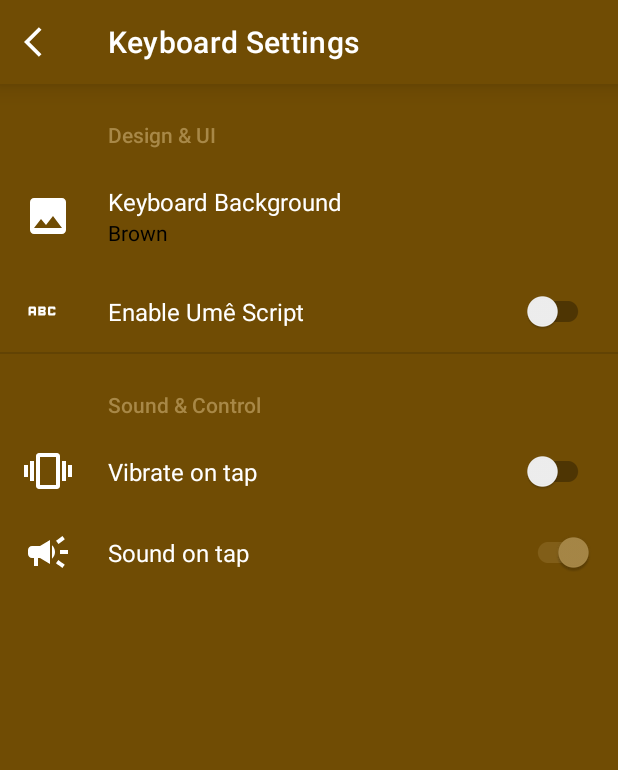
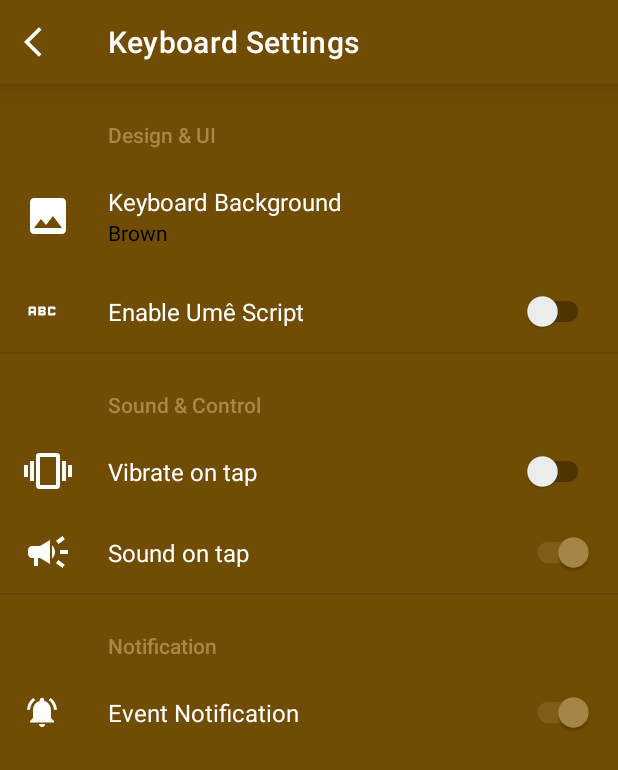
Before and after one commit to CodingWithTashi/Tibetan-Keyboard, an Android app: the SettingsActivity screen opened directly, with no data from a screen before it, on a phone screen of 412 x 824 dp. Shown: the top 770 px of the screen. Run offline under Robolectric (Android 15) with nearby library versions, the phone set to English and light mode, and no system bars; our stand-ins replace AdMob, androidx.preference.

Commit message:
added firebase push notification,update ui

```diff
--- a/app/src/main/java/com/kharagedition/tibetankeyboard/util/AppConstant.kt
+++ b/app/src/main/java/com/kharagedition/tibetankeyboard/util/AppConstant.kt
@@ -17,5 +17,8 @@ class AppConstant {
         var TEST_ADS_NATIVE = "ca-app-pub-3940256099942544/2247696110"
         var PRODUCTION_ADS_NATIVE = "ca-app-pub-8284901143739274/2561880007"
 
+        //firebase topic
+        var TIBETAN_KEYBOARD_APP = "TibetanKeyboardApp";
+
     }
 }
--- /dev/null
+++ b/app/src/main/res/drawable/ic_baseline_notifications_active_24.xml
@@ -0,0 +1,5 @@
+<vector android:height="24dp" android:tint="#FFFFFF"
+    android:viewportHeight="24" android:viewportWidth="24"
+    android:width="24dp" xmlns:android="http://schemas.android.com/apk/res/android">
+    <path android:fillColor="@android:color/white" android:pathData="M7.58,4.08L6.15,2.65C3.75,4.48 2.17,7.3 2.03,10.5h2c0.15,-2.65 1.51,-4.97 3.55,-6.42zM19.97,10.5h2c-0.15,-3.2 -1.73,-6.02 -4.12,-7.85l-1.42,1.43c2.02,1.45 3.39,3.77 3.54,6.42zM18,11c0,-3.07 -1.64,-5.64 -4.5,-6.32L13.5,4c0,-0.83 -0.67,-1.5 -1.5,-1.5s-1.5,0.67 -1.5,1.5v0.68C7.63,5.36 6,7.92 6,11v5l-2,2v1h16v-1l-2,-2v-5zM12,22c0.14,0 0.27,-0.01 0.4,-0.04 0.65,-0.14 1.18,-0.58 1.44,-1.18 0.1,-0.24 0.15,-0.5 0.15,-0.78h-4c0.01,1.1 0.9,2 2.01,2z"/>
+</vector>
--- a/app/src/main/res/values/colors.xml
+++ b/app/src/main/res/values/colors.xml
@@ -4,6 +4,7 @@
     <color name="purple_500">#FF6200EE</color>
     <color name="brown_500">#FF704C04</color>
     <color name="brown_700">#FF704C04</color>
+    <color name="brown_800">#77530D</color>
     <color name="purple_700">#FF3700B3</color>
     <color name="yellow_700">#a88847</color>
     <color name="teal_200">#FF03DAC5</color>
--- a/app/src/main/res/values/strings.xml
+++ b/app/src/main/res/values/strings.xml
@@ -23,6 +23,7 @@
     <string name="control_header">Sound &amp; Control</string>
     <string name="design_ui">Design &amp; UI</string>
     <string name="enable_ume">Enable Umê Script</string>
+    <string name="notification">Notification</string>
 
     <!-- Messages Preferences -->
     <string name="sound">Sound on tap</string>
@@ -35,4 +36,5 @@
     <string name="one_step_left">Vola! Now only one step left</string>
     <string name="two_step_left">Well done, Now only two step away!</string>
     <string name="setup_done">Great, You are all setup and ready to use!</string>
+    <string name="event_notification">Event Notification</string>
 </resources>
--- a/app/src/main/res/xml/root_preferences.xml
+++ b/app/src/main/res/xml/root_preferences.xml
@@ -41,5 +41,16 @@
             app:key="sound"
             app:title="@string/sound" />
     </PreferenceCategory>
+
+    <PreferenceCategory
+        android:layout="@layout/pref_cat_title"
+            app:title="@string/notification">
+        <SwitchPreferenceCompat
+            android:defaultValue="true"
+            android:icon="@drawable/ic_baseline_notifications_active_24"
+            app:key="event_notification"
+            app:title="@string/event_notification" />
+
+    </PreferenceCategory>
 =
 </PreferenceScreen>
```
Also changed, not shown: app/build.gradle (+20 -13 lines), app/src/main/AndroidManifest.xml (+5 -2 lines), app/src/main/java/com/kharagedition/tibetankeyboard/TibetanKeyboardApp.kt (added, +24 -0 lines), app/src/main/res/layout/activity_home.xml (+12 -17 lines), build.gradle (+6 -6 lines).
